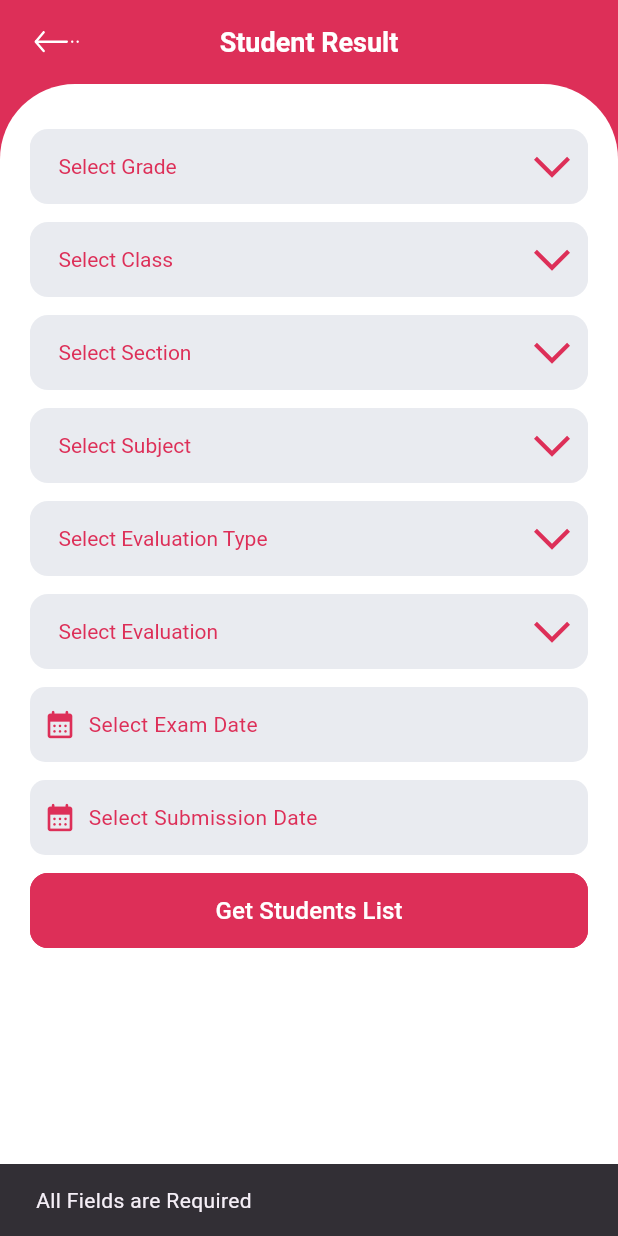
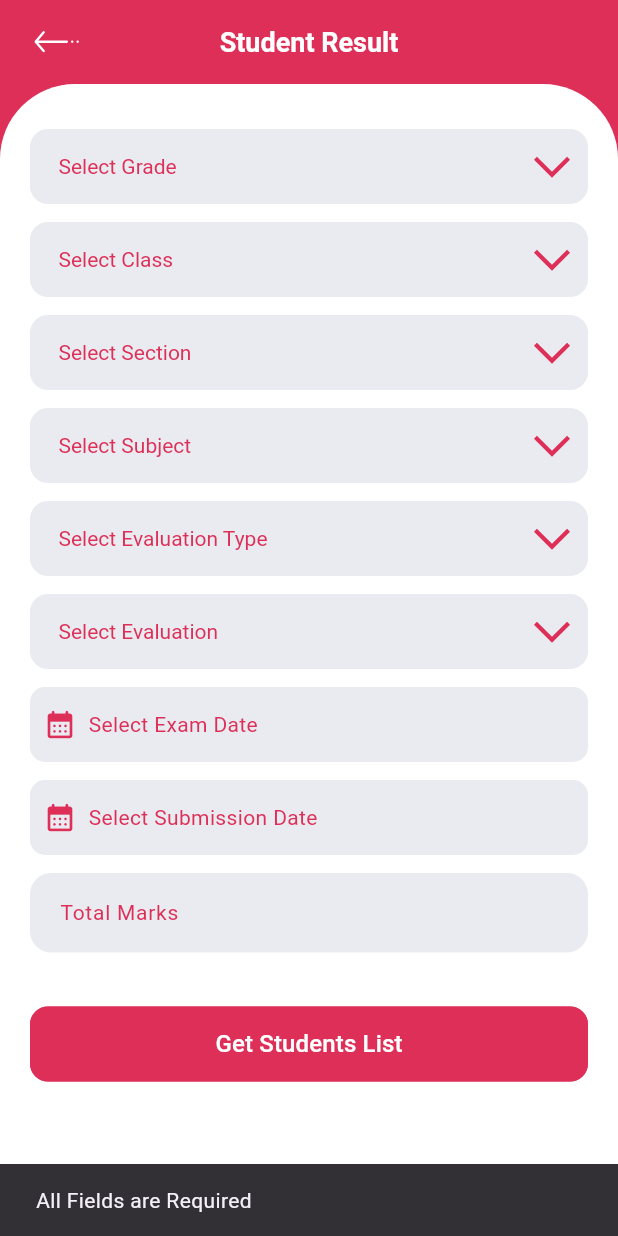
Before and after one commit to CASDev10/rts_teacher_app, a Flutter app: the StudentResultScreenView screen opened directly, after a tap on "Get Students List", on a phone screen of 412 x 824 dp. Run offline on Flutter 3.47's test engine with Material 3 defaults, Android fonts, the phone set to English and light mode, and no system bars; our stand-ins replace bloc, bot_toast, dio, file_picker, firebase_core, firebase_messaging and 12 more; missing offline and left inert: dart:ffi, excel, month_year_picker; accounts and stored records are empty; network calls fail; project files that could hold a hidden picture were left out.

Commit message:
get students api done

```diff
--- a/lib/module/kgs_teacher_module/student_result/models/student_list_input.dart
+++ b/lib/module/kgs_teacher_module/student_result/models/student_list_input.dart
@@ -10,31 +10,35 @@ class StudentListInput {
   int subjectIdFk;
   int evaluationIdFk;
   int evaluationGroupId;
+  int assessmentId;
   double? totalMarks;
   String? submissionDate;
 
   final AuthRepository _repository = sl<AuthRepository>();
 
-  StudentListInput(
-      {required this.examDate,
+  StudentListInput({
+    required this.examDate,
     required this.classIdFk,
     required this.sectionIdFk,
     required this.subjectIdFk,
     required this.evaluationIdFk,
     required this.evaluationGroupId,
+    required this.assessmentId,
     this.submissionDate,
-      this.totalMarks});
+    this.totalMarks,
+  });
 
-  StudentListInput copyWith(
-          {String? examDate,
+  StudentListInput copyWith({
+    String? examDate,
     int? classIdFk,
     int? sectionIdFk,
     int? subjectIdFk,
     int? evaluationIdFk,
     int? evaluationGroupId,
     double? totalMarks,
-          String? submissionDate}) =>
-      StudentListInput(
+    String? submissionDate,
+    int? assessmentId,
+  }) => StudentListInput(
     examDate: examDate ?? this.examDate,
     classIdFk: classIdFk ?? this.classIdFk,
     sectionIdFk: sectionIdFk ?? this.sectionIdFk,
@@ -43,6 +47,7 @@ class StudentListInput {
     evaluationGroupId: evaluationGroupId ?? this.evaluationGroupId,
     totalMarks: totalMarks ?? this.totalMarks,
     submissionDate: submissionDate ?? this.submissionDate,
+    assessmentId: assessmentId ?? this.assessmentId,
   );
 
   StudentListInput empty() => StudentListInput(
@@ -53,7 +58,9 @@ class StudentListInput {
     evaluationIdFk: -1,
     evaluationGroupId: -1,
     totalMarks: -1,
-      submissionDate: "");
+    assessmentId: 0,
+    submissionDate: "",
+  );
 
   Map<String, dynamic> toJson() => {
     "ExamDate": examDate,
@@ -64,6 +71,7 @@ class StudentListInput {
     "EvaluationIdFk": evaluationIdFk,
     "EvaluationGroupId": evaluationGroupId,
     "UC_EntityId": _repository.user.entityId,
+    "AssessmentTypeId": assessmentId,
   };
   Map<String, dynamic> toResultSubmission() => {
     "ExamDate": examDate,
@@ -76,5 +84,6 @@ class StudentListInput {
     "UC_EntityId": _repository.user.entityId,
     "TotalMarks": totalMarks?.toInt(),
     "SubmissionDate": submissionDate,
+    // "AssessmentTypeId": assessmentId,
   };
 }
--- a/lib/module/kgs_teacher_module/student_result/pages/student_result_screen.dart
+++ b/lib/module/kgs_teacher_module/student_result/pages/student_result_screen.dart
@@ -65,7 +65,7 @@ class _StudentResultScreenViewState extends State<StudentResultScreenView> {
 
   EvaluationTypeModel? selectedEvaluatedType;
   EvaluationModel? selectedEvaluated;
-  // final TextEditingController _totalMarksController = TextEditingController();
+  final TextEditingController _totalMarksController = TextEditingController();
 
   @override
   Widget build(BuildContext context) {
@@ -230,6 +230,7 @@ class _StudentResultScreenViewState extends State<StudentResultScreenView> {
                               setState(() {
                                 selectedAssessmentId = null;
                                 selectedEvaluatedGroup = null;
+                                selectedEvaluated = null;
                                 selectedEvaluatedType = value;
                               });
                               context
@@ -246,6 +247,32 @@ class _StudentResultScreenViewState extends State<StudentResultScreenView> {
                                           );
                                     }
                                   });
+                            });
+                          },
+                        ),
+                  SizedBox(height: 12.0),
+                  state.studentAttendanceStatus == StudentResultStatus.loading
+                      ? DropdownPlaceHolder(
+                          name: selectedEvaluated != null
+                              ? selectedEvaluated!.name
+                              : "Select Evaluation",
+                        )
+                      : GeneralCustomDropDown<EvaluationModel>(
+                          allPadding: 0,
+                          selectedValue: selectedEvaluated,
+                          horizontalPadding: 15,
+                          isOutline: false,
+                          hintColor: AppColors.primaryGreen,
+                          iconColor: AppColors.primaryGreen,
+                          suffixIconPath: '',
+                          displayField: (item) => item.name,
+                          hint: 'Select Evaluation',
+                          items: state.evaluations,
+                          onSelect: (value) {
+                            setState(() {
+                              setState(() {
+                                selectedEvaluated = value;
+                              });
                             });
                           },
                         ),
@@ -280,32 +307,6 @@ class _StudentResultScreenViewState extends State<StudentResultScreenView> {
                   selectedEvaluatedType?.evaluationTypeId.toInt() == 2
                       ? SizedBox(height: 12)
                       : SizedBox(),
-                  state.studentAttendanceStatus == StudentResultStatus.loading
-                      ? DropdownPlaceHolder(
-                          name: selectedEvaluated != null
-                              ? selectedEvaluated!.name
-                              : "Select Evaluation",
-                        )
-                      : GeneralCustomDropDown<EvaluationModel>(
-                          allPadding: 0,
-                          selectedValue: selectedEvaluated,
-                          horizontalPadding: 15,
-                          isOutline: false,
-                          hintColor: AppColors.primaryGreen,
-                          iconColor: AppColors.primaryGreen,
-                          suffixIconPath: '',
-                          displayField: (item) => item.name,
-                          hint: 'Select Evaluation',
-                          items: state.evaluations,
-                          onSelect: (value) {
-                            setState(() {
-                              setState(() {
-                                selectedEvaluated = value;
-                              });
-                            });
-                          },
-                        ),
-                  SizedBox(height: 12.0),
 
                   selectedEvaluatedType?.evaluationTypeId.toInt() == 2
                       ? GeneralCustomDropDown<int>(
@@ -347,14 +348,14 @@ class _StudentResultScreenViewState extends State<StudentResultScreenView> {
                     hintText: 'Select Submission Date',
                   ),
                   SizedBox(height: 12.0),
-                  // CustomTextField(
-                  //   hintText: 'Total Marks',
-                  //   hintColor: AppColors.primaryGreen,
-                  //   inputType: TextInputType.number,
-                  //   controller: _totalMarksController,
-                  //   fillColor: AppColors.lightGreyColor,
-                  // ),
-                  // SizedBox(height: 24.0),
+                  CustomTextField(
+                    hintText: 'Total Marks',
+                    hintColor: AppColors.primaryGreen,
+                    inputType: TextInputType.number,
+                    controller: _totalMarksController,
+                    fillColor: AppColors.lightGreyColor,
+                  ),
+                  SizedBox(height: 24.0),
                   CustomButton(
                     onPressed: () async {
                       print(
@@ -364,7 +365,7 @@ class _StudentResultScreenViewState extends State<StudentResultScreenView> {
                         "Subject:$selectedSubject, "
                         "EvalType:$selectedEvaluatedType, "
                         "Eval:$selectedEvaluated, "
-                        // "Marks:${_totalMarksController.text}, "
+                        "Marks:${_totalMarksController.text}, "
                         "ExamDate:$examDate, "
                         "SubmissionDate:$submissionDate",
                       );
@@ -374,8 +375,8 @@ class _StudentResultScreenViewState extends State<StudentResultScreenView> {
                           selectedSubject != null &&
                           selectedEvaluatedType != null &&
                           selectedEvaluated != null &&
-                          // _totalMarksController.text.isNotEmpty &&
-                          // examDate.isNotEmpty &&
+                          _totalMarksController.text.isNotEmpty &&
+                          examDate.isNotEmpty &&
                           submissionDate.isNotEmpty) {
                         StudentListInput input = StudentListInput(
                           examDate: examDate,
@@ -387,7 +388,7 @@ class _StudentResultScreenViewState extends State<StudentResultScreenView> {
                               selectedEvaluatedGroup?.evaluationGroupId ?? 0,
                           submissionDate: submissionDate,
                           assessmentId: selectedAssessmentId ?? 0,
-                          // totalMarks: double.parse(_totalMarksController.text),
+                          totalMarks: double.parse(_totalMarksController.text),
                         );
 
                         StudentListResponse? response = await context
```
Lines whose indentation alone changed are shown as unchanged.
